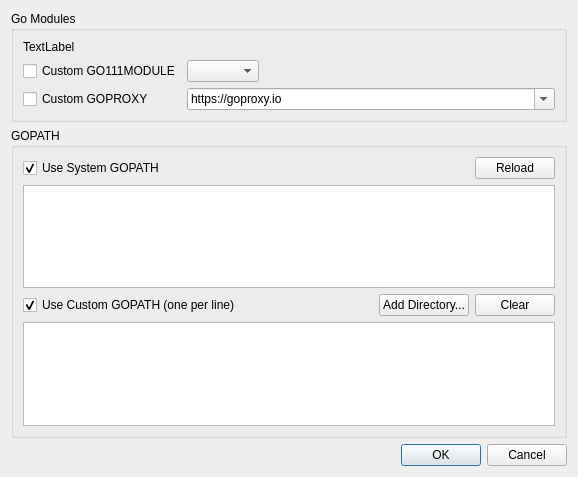
Before: the Qt Designer form liteidex/src/plugins/golangpackage/setupgopathdialog.ui in visualfc/liteide, drawn with Qt 5.
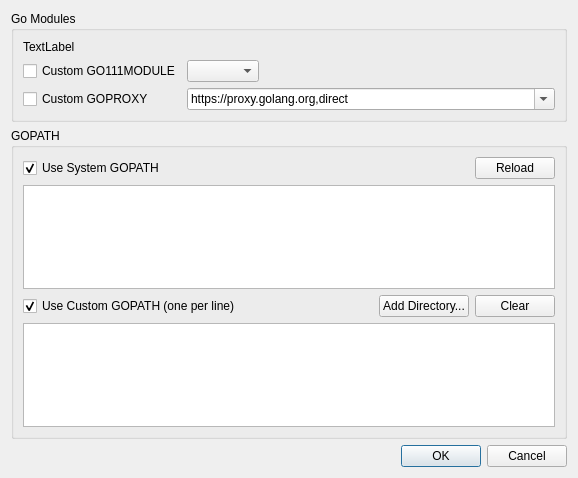
After: the same form once the commit is applied.

Commit message: golangpackage: update GO111MODULE env reload check

Patch:
```diff
--- a/liteidex/src/plugins/golangpackage/setupgopathdialog.ui
+++ b/liteidex/src/plugins/golangpackage/setupgopathdialog.ui
@@ -7,7 +7,7 @@
     <x>0</x>
     <y>0</y>
     <width>578</width>
-    <height>477</height>
+    <height>478</height>
    </rect>
   </property>
   <property name="windowTitle">
@@ -66,7 +66,7 @@
           </property>
           <item>
            <property name="text">
-            <string>https://goproxy.io</string>
+            <string notr="true">https://proxy.golang.org,direct</string>
            </property>
           </item>
           <item>
```
Left out of the diff: 2 changed lines with no effect on the pictures. The commit also changes 1 other file.
